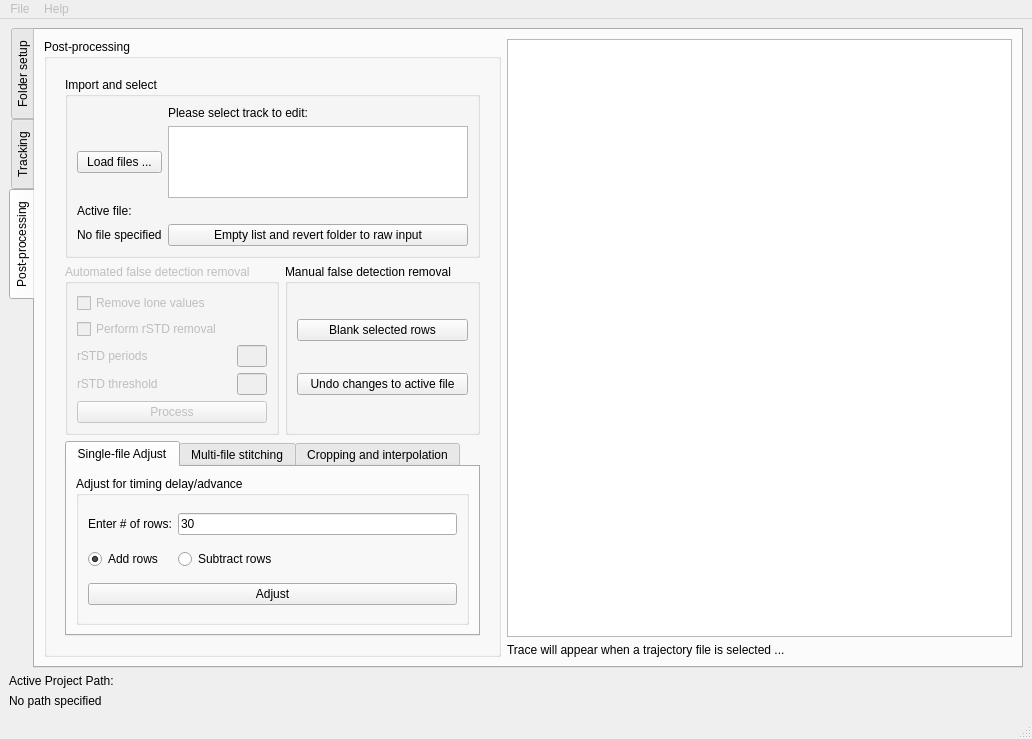
The window that tracker_ui.ui (Fishified/FishTracker) describes before a commit, drawn with Qt 5.
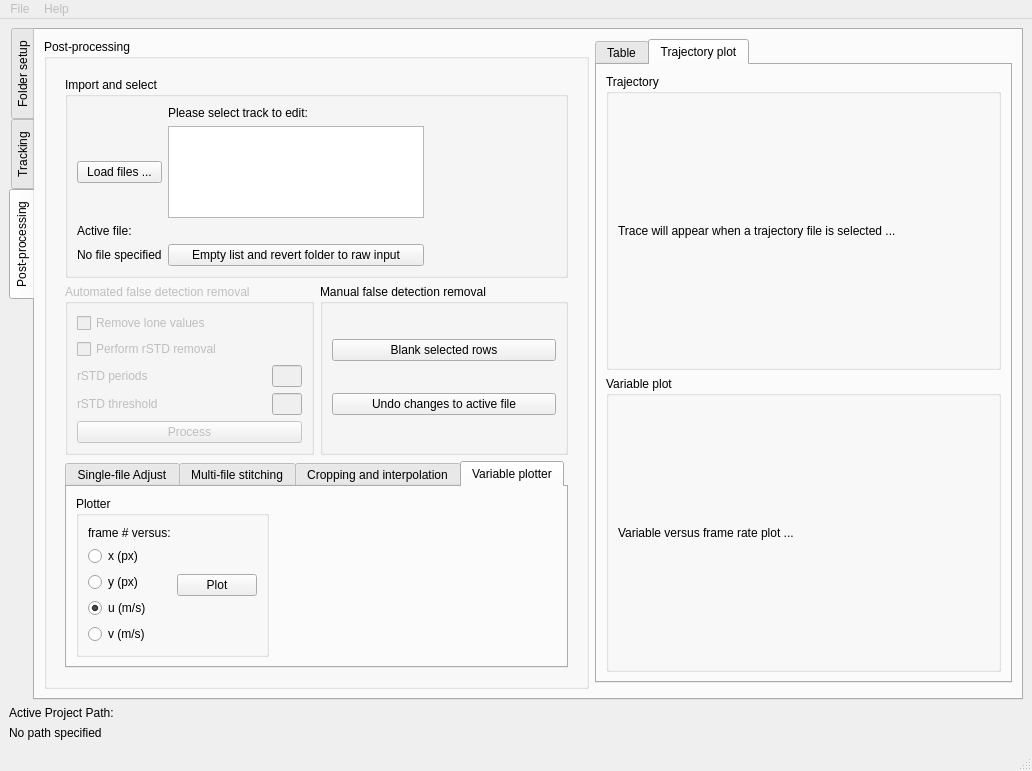
The same window after the commit. The open tabs and pages were chosen to show the change.

What changed in the file:
```diff
--- a/tracker_ui.ui
+++ b/tracker_ui.ui
@@ -39,7 +39,7 @@
        <enum>QTabWidget::Rounded</enum>
       </property>
       <property name="currentIndex">
-       <number>1</number>
+       <number>0</number>
       </property>
       <property name="movable">
        <bool>true</bool>
@@ -61,7 +61,7 @@
            <item row="3" column="0" colspan="2">
             <widget class="QGroupBox" name="groupBox_11">
              <property name="enabled">
-              <bool>false</bool>
+              <bool>true</bool>
              </property>
              <property name="title">
               <string>Define new calibration:</string>
@@ -130,7 +130,7 @@
            <item row="5" column="0" colspan="2">
             <widget class="QGroupBox" name="calParameters_GB">
              <property name="enabled">
-              <bool>false</bool>
+              <bool>true</bool>
              </property>
              <property name="title">
               <string>Calibration Parameters</string>
@@ -275,14 +275,14 @@
               <string>Chose project path:</string>
              </property>
              <layout class="QGridLayout" name="gridLayout_22">
-              <item row="1" column="1">
+              <item row="2" column="1">
                <widget class="QLabel" name="calLabelPath_L">
                 <property name="text">
                  <string>No path specified</string>
                 </property>
                </widget>
               </item>
-              <item row="1" column="0">
+              <item row="2" column="0">
                <widget class="QLabel" name="label_20">
                 <property name="text">
                  <string>Active path:</string>
@@ -296,6 +296,29 @@
                 </property>
                </widget>
               </item>
+              <item row="1" column="0">
+               <widget class="QCheckBox" name="calReuse_CB">
+                <property name="text">
+                 <string>Copy calibration from last active folder</string>
+                </property>
+                <property name="checked">
+                 <bool>false</bool>
+                </property>
+               </widget>
+              </item>
+              <item row="2" column="2">
+               <spacer name="horizontalSpacer_9">
+                <property name="orientation">
+                 <enum>Qt::Horizontal</enum>
+                </property>
+                <property name="sizeHint" stdset="0">
+                 <size>
+                  <width>40</width>
+                  <height>20</height>
+                 </size>
+                </property>
+               </spacer>
+              </item>
              </layout>
             </widget>
            </item>
@@ -311,23 +334,36 @@
               <item row="0" column="0">
                <widget class="QCheckBox" name="checkBox_2">
                 <property name="text">
-                 <string>Use existing calibration for camera(s)</string>
+                 <string>Specify calibration from another directory</string>
                 </property>
                 <property name="checked">
-                 <bool>true</bool>
+                 <bool>false</bool>
                 </property>
                </widget>
               </item>
-              <item row="1" column="0">
+              <item row="2" column="0">
                <widget class="QPushButton" name="calChoseExisting_B">
                 <property name="enabled">
-                 <bool>true</bool>
+                 <bool>false</bool>
                 </property>
                 <property name="text">
                  <string>Chose folder</string>
                 </property>
                </widget>
               </item>
+              <item row="0" column="1">
+               <spacer name="horizontalSpacer_8">
+                <property name="orientation">
+                 <enum>Qt::Horizontal</enum>
+                </property>
+                <property name="sizeHint" stdset="0">
+                 <size>
+                  <width>40</width>
+                  <height>20</height>
+                 </size>
+                </property>
+               </spacer>
+              </item>
              </layout>
             </widget>
            </item>
@@ -894,39 +930,7 @@
                       </property>
                      </widget>
                     </item>
-                    <item row="2" column="0">
-                     <widget class="QLabel" name="label_11">
-                      <property name="text">
-                       <string>Camera ID:</string>
-                      </property>
-                     </widget>
-                    </item>
-                    <item row="2" column="1">
-                     <widget class="QLineEdit" name="cameraIdLineEdit">
-                      <property name="sizePolicy">
-                       <sizepolicy hsizetype="Fixed" vsizetype="Fixed">
-                        <horstretch>0</horstretch>
-                        <verstretch>0</verstretch>
-                       </sizepolicy>
-                      </property>
-                      <property name="maximumSize">
-                       <size>
-                        <width>40</width>
-                        <height>16777215</height>
-                       </size>
-                      </property>
-                      <property name="toolTip">
-                       <string>Enter camera ID (ex. last two digits of IP address)</string>
-                      </property>
-                      <property name="text">
-                       <string>10</string>
-                      </property>
-                      <property name="placeholderText">
-                       <string>10</string>
-                      </property>
-                     </widget>
-                    </item>
-                    <item row="2" column="2">
+                    <item row="3" column="2">
                      <spacer name="horizontalSpacer_2">
                       <property name="orientation">
                        <enum>Qt::Horizontal</enum>
@@ -1462,6 +1466,19 @@
                    </property>
                   </widget>
                  </item>
+                 <item row="1" column="2">
+                  <spacer name="horizontalSpacer_7">
+                   <property name="orientation">
+                    <enum>Qt::Horizontal</enum>
+                   </property>
+                   <property name="sizeHint" stdset="0">
+                    <size>
+                     <width>40</width>
+                     <height>20</height>
+                    </size>
+                   </property>
+                  </spacer>
+                 </item>
                 </layout>
                </widget>
               </item>
@@ -1528,6 +1545,19 @@
                     </layout>
                    </widget>
                   </item>
+                  <item row="0" column="1">
+                   <spacer name="horizontalSpacer_5">
+                    <property name="orientation">
+                     <enum>Qt::Horizontal</enum>
+                    </property>
+                    <property name="sizeHint" stdset="0">
+                     <size>
+                      <width>40</width>
+                      <height>20</height>
+                     </size>
+                    </property>
+                   </spacer>
+                  </item>
                  </layout>
                 </widget>
                 <widget class="QWidget" name="tab_8">
@@ -1570,6 +1600,19 @@
                     </layout>
                    </widget>
                   </item>
+                  <item row="0" column="1">
+                   <spacer name="horizontalSpacer">
+                    <property name="orientation">
+                     <enum>Qt::Horizontal</enum>
+                    </property>
+                    <property name="sizeHint" stdset="0">
+                     <size>
+                      <width>40</width>
+                      <height>20</height>
+                     </size>
+                    </property>
+                   </spacer>
+                  </item>
                  </layout>
                 </widget>
                 <widget class="QWidget" name="tab_9">
@@ -1695,6 +1738,97 @@
                     </layout>
                    </widget>
                   </item>
+                  <item row="0" column="1">
+                   <spacer name="horizontalSpacer_4">
+                    <property name="orientation">
+                     <enum>Qt::Horizontal</enum>
+                    </property>
+                    <property name="sizeHint" stdset="0">
+                     <size>
+                      <width>40</width>
+                      <height>20</height>
+                     </size>
+                    </property>
+                   </spacer>
+                  </item>
+                 </layout>
+                </widget>
+                <widget class="QWidget" name="tab_2">
+                 <attribute name="title">
+                  <string>Variable plotter</string>
+                 </attribute>
+                 <layout class="QGridLayout" name="gridLayout_25">
+                  <item row="0" column="0">
+                   <widget class="QGroupBox" name="groupBox_6">
+                    <property name="title">
+                     <string>Plotter</string>
+                    </property>
+                    <layout class="QGridLayout" name="gridLayout_24">
+                     <item row="0" column="0">
+                      <layout class="QVBoxLayout" name="verticalLayout_2">
+                       <item>
+                        <widget class="QLabel" name="label_17">
+                         <property name="text">
+                          <string>frame # versus:</string>
+                         </property>
+                        </widget>
+                       </item>
+                       <item>
+                        <widget class="QRadioButton" name="radioButton">
+                         <property name="text">
+                          <string>x (px)</string>
+                         </property>
+                        </widget>
+                       </item>
+                       <item>
+                        <widget class="QRadioButton" name="radioButton_3">
+                         <property name="text">
+                          <string>y (px)</string>
+                         </property>
+                        </widget>
+                       </item>
+                       <item>
+                        <widget class="QRadioButton" name="radioButton_4">
+                         <property name="text">
+                          <string>u (m/s)</string>
+                         </property>
+                         <property name="checked">
+                          <bool>true</bool>
+                         </property>
+                        </widget>
+                       </item>
+                       <item>
+                        <widget class="QRadioButton" name="radioButton_2">
+                         <property name="text">
+                          <string>v (m/s)</string>
+                         </property>
+                        </widget>
+                       </item>
+                      </layout>
+                     </item>
+                     <item row="0" column="1">
+                      <widget class="QPushButton" name="pushButton_2">
+                       <property name="text">
+                        <string>Plot</string>
+                       </property>
+                      </widget>
+                     </item>
+                    </layout>
+                   </widget>
+                  </item>
+                  <item row="0" column="1">
+                   <spacer name="horizontalSpacer_6">
+                    <property name="orientation">
+                     <enum>Qt::Horizontal</enum>
+                    </property>
+                    <property name="sizeHint" stdset="0">
+                     <size>
+                      <width>40</width>
+                      <height>20</height>
+                     </size>
+                    </property>
+                   </spacer>
+                  </item>
                  </layout>
                 </widget>
                </widget>
@@ -1706,13 +1840,59 @@
          </widget>
         </item>
         <item row="0" column="1">
-         <widget class="QTableView" name="pp_TV"/>
-        </item>
-        <item row="1" column="1">
-         <widget class="QLabel" name="plot_L">
-          <property name="text">
-           <string>Trace will appear when a trajectory file is selected ...</string>
+         <widget class="QTabWidget" name="tabWidget_2">
+          <property name="currentIndex">
+           <number>1</number>
           </property>
+          <widget class="QWidget" name="tab_3">
+           <attribute name="title">
+            <string>Table</string>
+           </attribute>
+           <layout class="QGridLayout" name="gridLayout_27">
+            <item row="0" column="0">
+             <widget class="QTableView" name="pp_TV"/>
+            </item>
+           </layout>
+          </widget>
+          <widget class="QWidget" name="tab_4">
+           <attribute name="title">
+            <string>Trajectory plot</string>
+           </attribute>
+           <layout class="QGridLayout" name="gridLayout_28">
+            <item row="0" column="0">
+             <widget class="QGroupBox" name="groupBox_14">
+              <property name="title">
+               <string>Trajectory</string>
+              </property>
+              <layout class="QGridLayout" name="gridLayout_29">
+               <item row="0" column="0">
+                <widget class="QLabel" name="plot_L">
+                 <property name="text">
+                  <string>Trace will appear when a trajectory file is selected ...</string>
+                 </property>
+                </widget>
+               </item>
+              </layout>
+             </widget>
+            </item>
+            <item row="1" column="0">
+             <widget class="QGroupBox" name="groupBox_17">
+              <property name="title">
+               <string>Variable plot</string>
+              </property>
+              <layout class="QGridLayout" name="gridLayout_30">
+               <item row="0" column="0">
+                <widget class="QLabel" name="label_11">
+                 <property name="text">
+                  <string>Variable versus frame rate plot ...</string>
+                 </property>
+                </widget>
+               </item>
+              </layout>
+             </widget>
+            </item>
+           </layout>
+          </widget>
          </widget>
         </item>
        </layout>
```
Left out of the diff: 76 changed lines with no effect on the pictures.
